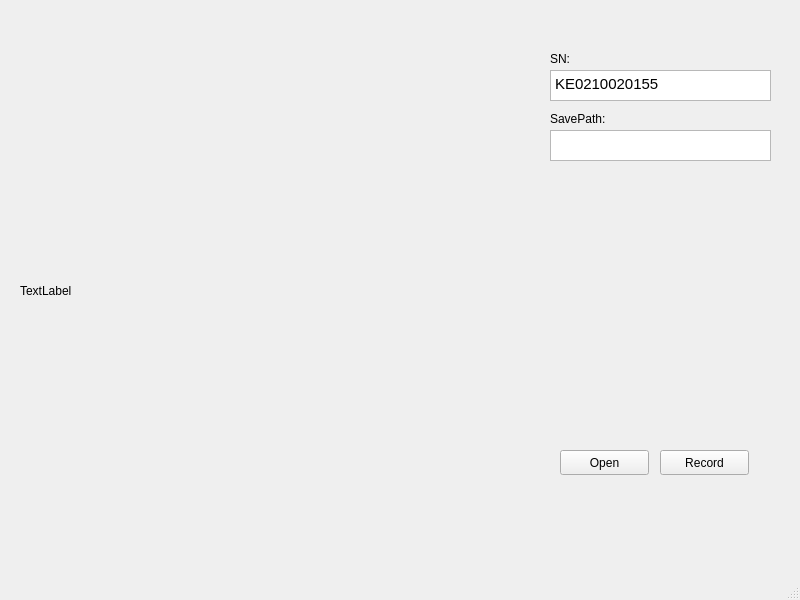
First picture: the form in mainwindow.ui, repository mrwang-19/HNU_RMUT_Vision, before the edit.
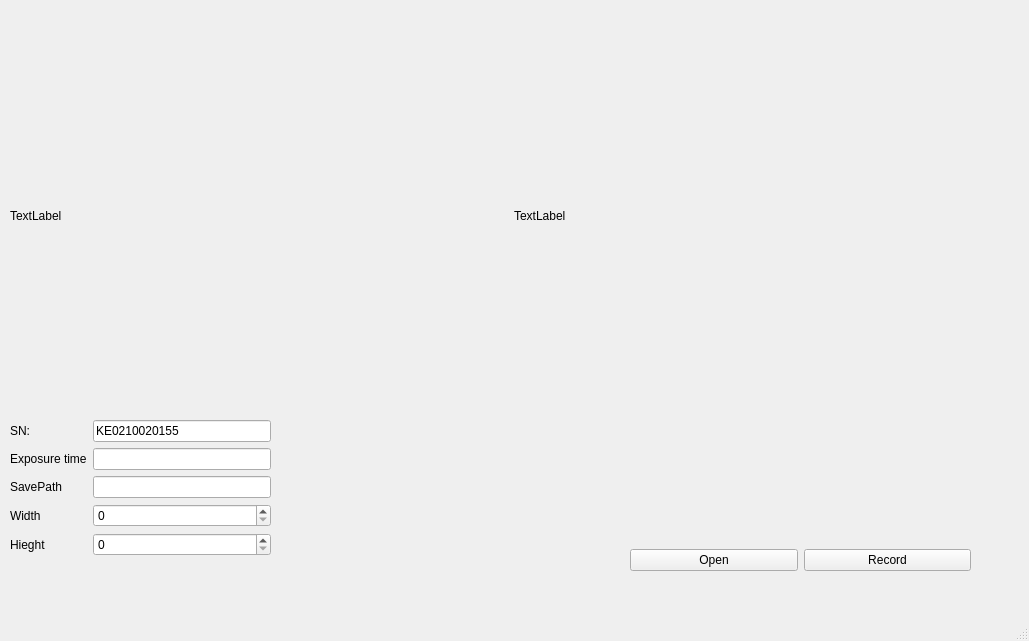
Second picture: the form after the edit.

The edit to the form file:
```diff
--- a/mainwindow.ui
+++ b/mainwindow.ui
@@ -6,122 +6,138 @@
    <rect>
     <x>0</x>
     <y>0</y>
-    <width>800</width>
-    <height>600</height>
+    <width>1029</width>
+    <height>641</height>
    </rect>
   </property>
   <property name="windowTitle">
    <string>MainWindow</string>
   </property>
   <widget class="QWidget" name="centralwidget">
-   <widget class="QLabel" name="ImagelLabel">
+   <widget class="QWidget" name="formLayoutWidget">
     <property name="geometry">
      <rect>
-      <x>20</x>
-      <y>50</y>
-      <width>511</width>
-      <height>481</height>
+      <x>10</x>
+      <y>420</y>
+      <width>261</width>
+      <height>171</height>
      </rect>
     </property>
-    <property name="sizePolicy">
-     <sizepolicy hsizetype="Preferred" vsizetype="Preferred">
-      <horstretch>0</horstretch>
-      <verstretch>0</verstretch>
-     </sizepolicy>
-    </property>
-    <property name="text">
-     <string>TextLabel</string>
-    </property>
+    <layout class="QFormLayout" name="formLayout">
+     <item row="0" column="0">
+      <widget class="QLabel" name="label">
+       <property name="text">
+        <string>SN:</string>
+       </property>
+      </widget>
+     </item>
+     <item row="1" column="0">
+      <widget class="QLabel" name="label_5">
+       <property name="text">
+        <string>Exposure time</string>
+       </property>
+      </widget>
+     </item>
+     <item row="2" column="0">
+      <widget class="QLabel" name="label_2">
+       <property name="text">
+        <string>SavePath</string>
+       </property>
+      </widget>
+     </item>
+     <item row="3" column="0">
+      <widget class="QLabel" name="label_4">
+       <property name="text">
+        <string>Width</string>
+       </property>
+      </widget>
+     </item>
+     <item row="0" column="1">
+      <widget class="QLineEdit" name="SNEdit">
+       <property name="text">
+        <string>KE0210020155</string>
+       </property>
+      </widget>
+     </item>
+     <item row="1" column="1">
+      <widget class="QLineEdit" name="lineEdit"/>
+     </item>
+     <item row="2" column="1">
+      <widget class="QLineEdit" name="lineEdit_2"/>
+     </item>
+     <item row="3" column="1">
+      <widget class="QSpinBox" name="spinBox"/>
+     </item>
+     <item row="4" column="0">
+      <widget class="QLabel" name="label_6">
+       <property name="text">
+        <string>Hieght</string>
+       </property>
+      </widget>
+     </item>
+     <item row="4" column="1">
+      <widget class="QSpinBox" name="spinBox_2"/>
+     </item>
+    </layout>
    </widget>
-   <widget class="QTextEdit" name="SNEdit">
+   <widget class="QWidget" name="horizontalLayoutWidget">
     <property name="geometry">
      <rect>
-      <x>550</x>
-      <y>70</y>
-      <width>221</width>
-      <height>31</height>
+      <x>630</x>
+      <y>540</y>
+      <width>341</width>
+      <height>41</height>
      </rect>
     </property>
-    <property name="html">
-     <string>&lt;!DOCTYPE HTML PUBLIC &quot;-//W3C//DTD HTML 4.0//EN&quot; &quot;http://www.w3.org/TR/REC-html40/strict.dtd&quot;&gt;
-&lt;html&gt;&lt;head&gt;&lt;meta name=&quot;qrichtext&quot; content=&quot;1&quot; /&gt;&lt;style type=&quot;text/css&quot;&gt;
-p, li { white-space: pre-wrap; }
-&lt;/style&gt;&lt;/head&gt;&lt;body style=&quot; font-family:'Ubuntu'; font-size:11pt; font-weight:400; font-style:normal;&quot;&gt;
-&lt;p style=&quot; margin-top:0px; margin-bottom:0px; margin-left:0px; margin-right:0px; -qt-block-indent:0; text-indent:0px;&quot;&gt;KE0210020155&lt;/p&gt;&lt;/body&gt;&lt;/html&gt;</string>
-    </property>
+    <layout class="QHBoxLayout" name="horizontalLayout">
+     <item>
+      <widget class="QPushButton" name="OpenButton">
+       <property name="text">
+        <string>Open</string>
+       </property>
+      </widget>
+     </item>
+     <item>
+      <widget class="QPushButton" name="RecordButton">
+       <property name="text">
+        <string>Record</string>
+       </property>
+      </widget>
+     </item>
+    </layout>
    </widget>
-   <widget class="QLabel" name="label">
+   <widget class="QWidget" name="horizontalLayoutWidget_2">
     <property name="geometry">
      <rect>
-      <x>550</x>
-      <y>50</y>
-      <width>67</width>
-      <height>17</height>
+      <x>10</x>
+      <y>20</y>
+      <width>1001</width>
+      <height>391</height>
      </rect>
     </property>
-    <property name="text">
-     <string>SN:</string>
-    </property>
+    <layout class="QHBoxLayout" name="horizontalLayout_2">
+     <item>
+      <widget class="QLabel" name="OriginalImage">
+       <property name="text">
+        <string>TextLabel</string>
+       </property>
+      </widget>
+     </item>
+     <item>
+      <widget class="QLabel" name="ProcessedImage">
+       <property name="sizePolicy">
+        <sizepolicy hsizetype="Preferred" vsizetype="Preferred">
+         <horstretch>0</horstretch>
+         <verstretch>0</verstretch>
+        </sizepolicy>
+       </property>
+       <property name="text">
+        <string>TextLabel</string>
+       </property>
+      </widget>
+     </item>
+    </layout>
    </widget>
-   <widget class="QTextEdit" name="PathEdit">
-    <property name="geometry">
-     <rect>
-      <x>550</x>
-      <y>130</y>
-      <width>221</width>
-      <height>31</height>
-     </rect>
-    </property>
-   </widget>
-   <widget class="QLabel" name="label_2">
-    <property name="geometry">
-     <rect>
-      <x>550</x>
-      <y>110</y>
-      <width>67</width>
-      <height>17</height>
-     </rect>
-    </property>
-    <property name="text">
-     <string>SavePath:</string>
-    </property>
-   </widget>
-   <widget class="QPushButton" name="OpenButton">
-    <property name="geometry">
-     <rect>
-      <x>560</x>
-      <y>450</y>
-      <width>89</width>
-      <height>25</height>
-     </rect>
-    </property>
-    <property name="text">
-     <string>Open</string>
-    </property>
-   </widget>
-   <widget class="QPushButton" name="RecordButton">
-    <property name="geometry">
-     <rect>
-      <x>660</x>
-      <y>450</y>
-      <width>89</width>
-      <height>25</height>
-     </rect>
-    </property>
-    <property name="text">
-     <string>Record</string>
-    </property>
-   </widget>
-  </widget>
-  <widget class="QMenuBar" name="menubar">
-   <property name="geometry">
-    <rect>
-     <x>0</x>
-     <y>0</y>
-     <width>800</width>
-     <height>28</height>
-    </rect>
-   </property>
   </widget>
   <widget class="QStatusBar" name="statusbar"/>
  </widget>
```
